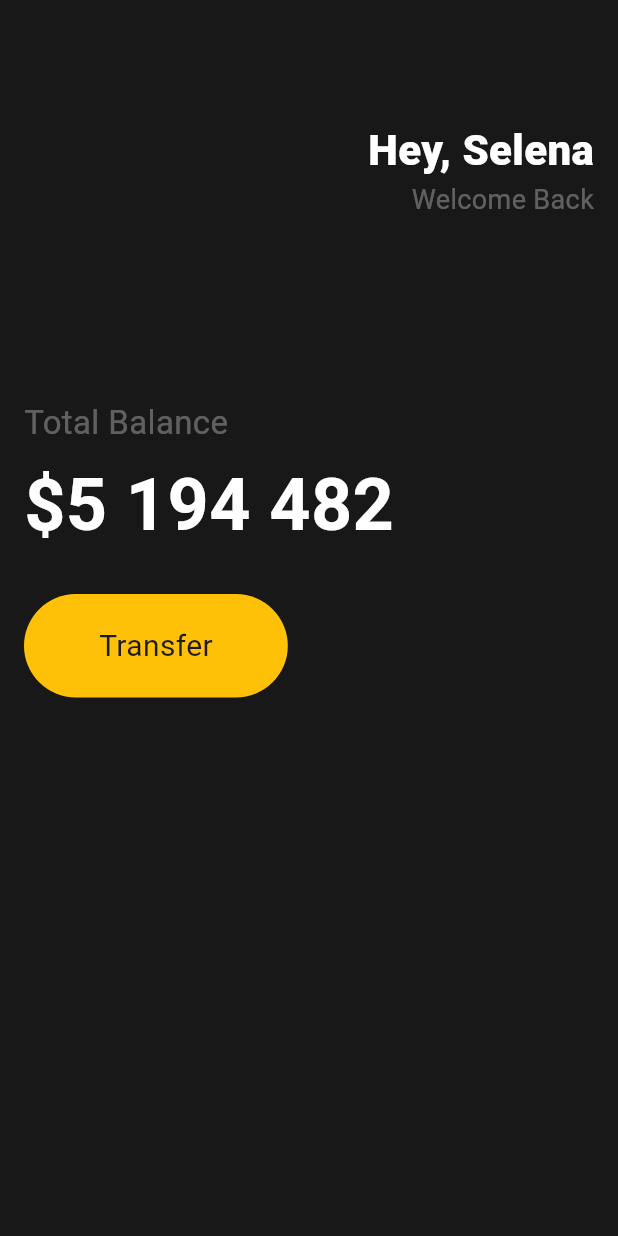
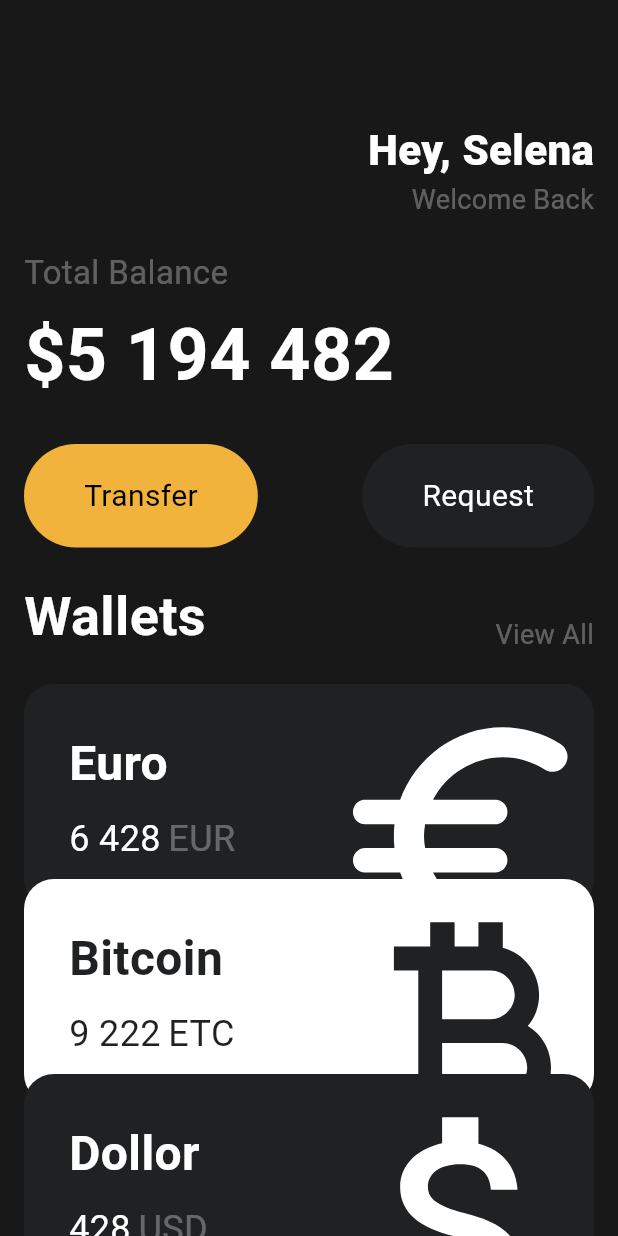
Before and after one commit to velmash/OhMyFlutter, a Flutter app: the screen it shows after launch, on a phone screen of 412 x 824 dp. Run offline on Flutter 3.47's test engine with Material 3 defaults, Android fonts, the phone set to English and light mode, and no system bars.

Commit message:
:wrench: Flutter UI 앱 구현

```diff
--- a/my_flutter/lib/main.dart
+++ b/my_flutter/lib/main.dart
@@ -1,4 +1,6 @@
 import 'package:flutter/material.dart';
+import 'package:my_flutter/widgets/button.dart';
+import 'package:my_flutter/widgets/currency_card.dart';
 
 void main() {
   runApp(App());
@@ -12,7 +14,8 @@ class App extends StatelessWidget {
     return MaterialApp(
       home: Scaffold(
         backgroundColor: Color(0xFF181818),
-        body: Padding(
+        body: SingleChildScrollView(
+          child: Padding(
             padding: EdgeInsets.symmetric(horizontal: 16),
             child: Column(
               crossAxisAlignment: CrossAxisAlignment.start,
@@ -47,7 +50,7 @@ class App extends StatelessWidget {
                   ],
                 ),
 
-              SizedBox(height: 120),
+                SizedBox(height: 20),
 
                 Text(
                   "Total Balance",
@@ -71,23 +74,74 @@ class App extends StatelessWidget {
                 SizedBox(height: 25),
 
                 Row(
+                  mainAxisAlignment: MainAxisAlignment.spaceBetween,
                   children: [
-                  Container(
-                    decoration: BoxDecoration(
-                      color: Colors.amber,
-                      borderRadius: BorderRadius.circular(99),
+                    Button(
+                      text: "Transfer",
+                      bgColor: Color(0xFFF1B33B),
+                      textColor: Colors.black,
                     ),
-                    child: Padding(
-                      padding: EdgeInsets.symmetric(
-                        vertical: 20,
-                        horizontal: 50,
+                    Button(
+                      text: "Request",
+                      bgColor: Color(0xFF1F2123),
+                      textColor: Colors.white,
                     ),
-                      child: Text("Transfer", style: TextStyle(fontSize: 20)),
+                  ],
+                ),
+
+                SizedBox(height: 20),
+
+                Row(
+                  mainAxisAlignment: MainAxisAlignment.spaceBetween,
+                  crossAxisAlignment: CrossAxisAlignment.end,
+                  children: [
+                    Text(
+                      "Wallets",
+                      style: TextStyle(
+                        color: Colors.white,
+                        fontSize: 36,
+                        fontWeight: FontWeight.w600,
+                      ),
+                    ),
+
+                    Text(
+                      "View All",
+                      style: TextStyle(
+                        color: Colors.white.withAlpha(80),
+                        fontSize: 18,
                       ),
                     ),
                   ],
                 ),
+
+                SizedBox(height: 20),
+
+                CurrencyCard(
+                  name: "Euro",
+                  code: "EUR",
+                  amount: "6 428",
+                  icon: Icons.euro_rounded,
+                  isInverted: false,
+                  order: 0,
+                ),
+                CurrencyCard(
+                  name: "Bitcoin",
+                  code: "ETC",
+                  amount: "9 222",
+                  icon: Icons.currency_bitcoin,
+                  isInverted: true,
+                  order: 1,
+                ),
+                CurrencyCard(
+                  name: "Dollor",
+                  code: "USD",
+                  amount: "428",
+                  icon: Icons.attach_money_outlined,
+                  isInverted: false,
+                  order: 2,
+                ),
               ],
+            ),
           ),
         ),
       ),
--- /dev/null
+++ b/my_flutter/lib/widgets/button.dart
@@ -0,0 +1,28 @@
+import 'package:flutter/material.dart';
+
+class Button extends StatelessWidget {
+  final String text;
+  final Color bgColor;
+  final Color textColor;
+
+  const Button({
+    super.key,
+    required this.text,
+    required this.bgColor,
+    required this.textColor,
+  });
+
+  @override
+  Widget build(BuildContext context) {
+    return Container(
+      decoration: BoxDecoration(
+        color: bgColor,
+        borderRadius: BorderRadius.circular(99),
+      ),
+      child: Padding(
+        padding: EdgeInsets.symmetric(vertical: 20, horizontal: 40),
+        child: Text(text, style: TextStyle(color: textColor, fontSize: 20)),
+      ),
+    );
+  }
+}
--- /dev/null
+++ b/my_flutter/lib/widgets/currency_card.dart
@@ -0,0 +1,89 @@
+import 'package:flutter/material.dart';
+
+class CurrencyCard extends StatelessWidget {
+  final String name, code, amount;
+  final IconData icon;
+  final bool isInverted;
+  final int order;
+
+  final _myBlack = Color(0xFF1F2123);
+
+  CurrencyCard({
+    super.key,
+    required this.name,
+    required this.code,
+    required this.amount,
+    required this.icon,
+    required this.isInverted,
+    required this.order,
+  });
+
+  @override
+  Widget build(BuildContext context) {
+    return Transform.translate(
+      offset: Offset(0, -order * 20.0),
+      child: Container(
+        clipBehavior: Clip.hardEdge,
+        decoration: BoxDecoration(
+          color: isInverted ? Colors.white : _myBlack,
+          borderRadius: BorderRadius.circular(20),
+        ),
+        child: Padding(
+          padding: const EdgeInsets.all(30),
+          child: Row(
+            mainAxisAlignment: MainAxisAlignment.spaceBetween,
+            children: [
+              Column(
+                crossAxisAlignment: CrossAxisAlignment.start,
+                children: [
+                  Text(
+                    name,
+                    style: TextStyle(
+                      fontSize: 32,
+                      fontWeight: FontWeight.w600,
+                      color: isInverted ? _myBlack : Colors.white,
+                    ),
+                  ),
+                  SizedBox(height: 10),
+                  Row(
+                    children: [
+                      Text(
+                        amount,
+                        style: TextStyle(
+                          color: isInverted ? _myBlack : Colors.white,
+                          fontSize: 24,
+                        ),
+                      ),
+                      SizedBox(width: 5),
+                      Text(
+                        code,
+                        style: TextStyle(
+                          color: isInverted
+                              ? _myBlack
+                              : Colors.white.withAlpha(80),
+                          fontSize: 24,
+                        ),
+                      ),
+                    ],
+                  ),
+                ],
+              ),
+
+              Transform.scale(
+                scale: 2.2,
+                child: Transform.translate(
+                  offset: Offset(-5, 12),
+                  child: Icon(
+                    icon,
+                    color: isInverted ? _myBlack : Colors.white,
+                    size: 88,
+                  ),
+                ),
+              ),
+            ],
+          ),
+        ),
+      ),
+    );
+  }
+}
```
Lines whose indentation alone changed are shown as unchanged.
